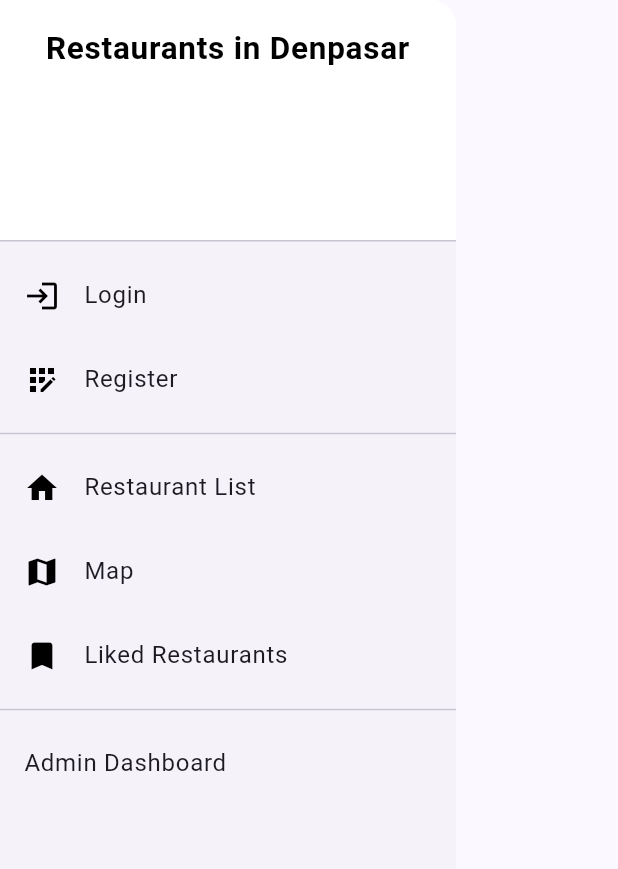
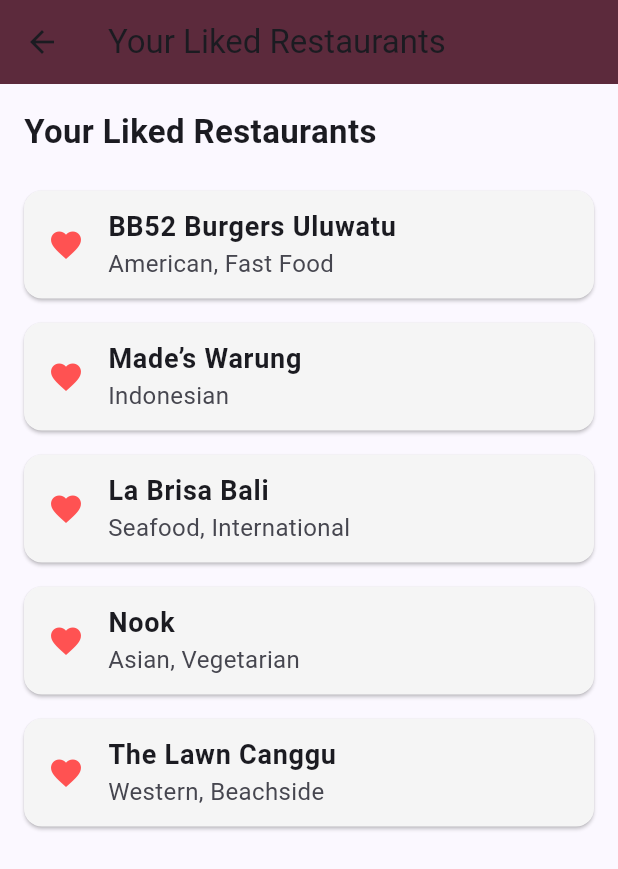
Before and after one commit to K6-PBD-Midterm/denpasar_food_mobile, a Flutter app: the LeftDrawer widget shown alone on an empty page, opened directly, after a tap on "Liked Restaurants", on a phone screen of 412 x 824 dp. Shown: the top 869 px of the screen. Run offline on Flutter 3.47's test engine with Material 3 defaults, Android fonts, the phone set to English and light mode, and no system bars; our stand-ins replace flutter_map, flutter_rating_bar, latlong2, shared_preferences; missing offline and left inert: pbp_django_auth; accounts and stored records are empty; key blocks and very long unbroken strings in the code were emptied for the run.

Commit message:
add liked reviews, fix card

```diff
--- /dev/null
+++ b/lib/reviews/liked_restaurant.dart
@@ -0,0 +1,69 @@
+import 'package:flutter/material.dart';
+
+class LikedRestaurantsPage extends StatelessWidget {
+  const LikedRestaurantsPage({Key? key}) : super(key: key);
+
+  @override
+  Widget build(BuildContext context) {
+    // Dummy data for liked restaurants
+    final List<Map<String, String>> likedRestaurants = [
+      {'name': 'BB52 Burgers Uluwatu', 'cuisine': 'American, Fast Food'},
+      {'name': 'Made’s Warung', 'cuisine': 'Indonesian'},
+      {'name': 'La Brisa Bali', 'cuisine': 'Seafood, International'},
+      {'name': 'Nook', 'cuisine': 'Asian, Vegetarian'},
+      {'name': 'The Lawn Canggu', 'cuisine': 'Western, Beachside'},
+    ];
+
+    return Scaffold(
+      appBar: AppBar(
+        title: const Text('Your Liked Restaurants'),
+        backgroundColor: const Color(0xFF5C2A3C), // Purple color
+      ),
+      body: Padding(
+        padding: const EdgeInsets.all(16.0),
+        child: Column(
+          crossAxisAlignment: CrossAxisAlignment.start,
+          children: [
+            const Text(
+              'Your Liked Restaurants',
+              style: TextStyle(
+                fontSize: 22,
+                fontWeight: FontWeight.bold,
+              ),
+            ),
+            const SizedBox(height: 16),
+            Expanded(
+              child: ListView.builder(
+                itemCount: likedRestaurants.length,
+                itemBuilder: (context, index) {
+                  final restaurant = likedRestaurants[index];
+                  return Card(
+                    margin: const EdgeInsets.symmetric(vertical: 8),
+                    color: const Color(0xFFF5F5F5),
+                    child: ListTile(
+                      leading: Icon(
+                        Icons.favorite,
+                        color: Colors.redAccent,
+                      ),
+                      title: Text(
+                        restaurant['name']!,
+                        style: const TextStyle(
+                          fontSize: 18,
+                          fontWeight: FontWeight.bold,
+                        ),
+                      ),
+                      subtitle: Text(
+                        restaurant['cuisine']!,
+                        style: const TextStyle(fontSize: 16),
+                      ),
+                    ),
+                  );
+                },
+              ),
+            ),
+          ],
+        ),
+      ),
+    );
+  }
+}
--- a/lib/widgets/left_drawer.dart
+++ b/lib/widgets/left_drawer.dart
@@ -2,6 +2,7 @@
 import 'package:denpasar_food_mobile/screens/map_page.dart';
 import 'package:denpasar_food_mobile/admin_dashboard/admin_restaurant_list_page.dart'; // Import the admin page
 import 'package:denpasar_food_mobile/restaurant_list/restaurant_list.dart'; // Import the RestaurantPage
+import 'package:denpasar_food_mobile/reviews/liked_restaurant.dart'; // Import the LikedRestaurantsPage
 
 class LeftDrawer extends StatelessWidget {
   const LeftDrawer({super.key});
@@ -63,10 +64,16 @@
           ListTile(
             leading: Icon(Icons.bookmark, color: Colors.black),
             title: const Text("Liked Restaurants"),
-            onTap: () {},
+            onTap: () {
+              Navigator.push(
+                context,
+                MaterialPageRoute(builder: (context) => const LikedRestaurantsPage()),
+              );
+            },
           ),
           const Divider(),
           ListTile(
+            leading: Icon(Icons.person, color: Colors.black), // User icon for Admin Dashboard
             title: const Text("Admin Dashboard"),
             onTap: () {
               Navigator.push(
```
Also changed, not shown: lib/restaurant_list/restaurant_list.dart (+48 -4 lines), lib/reviews/view_reviews.dart (added, +78 -0 lines).
